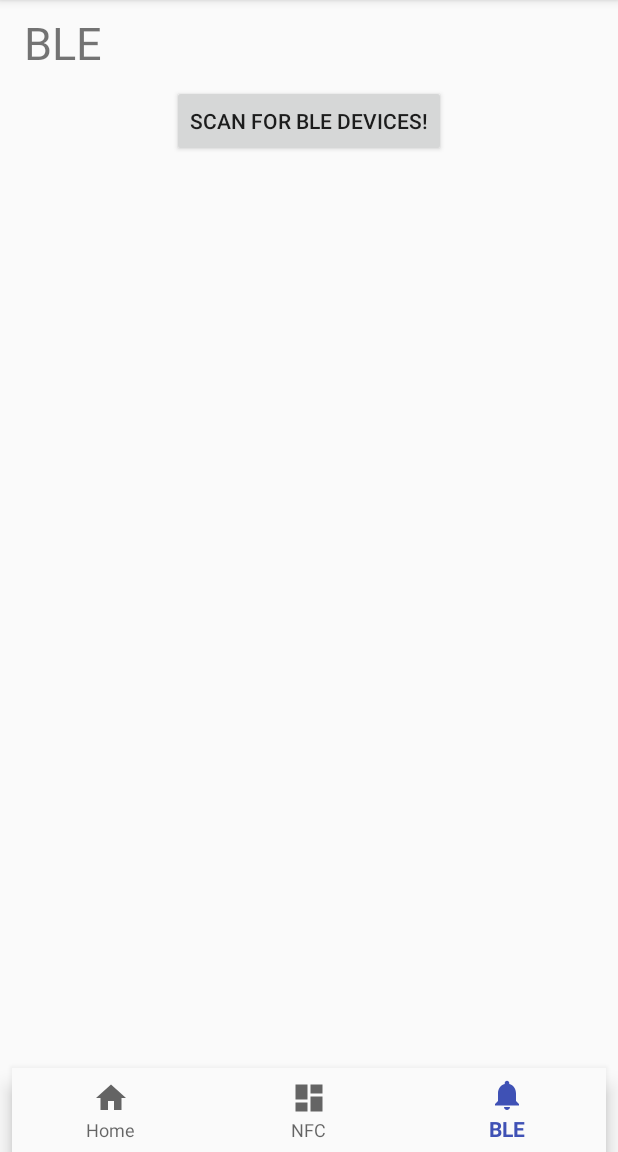
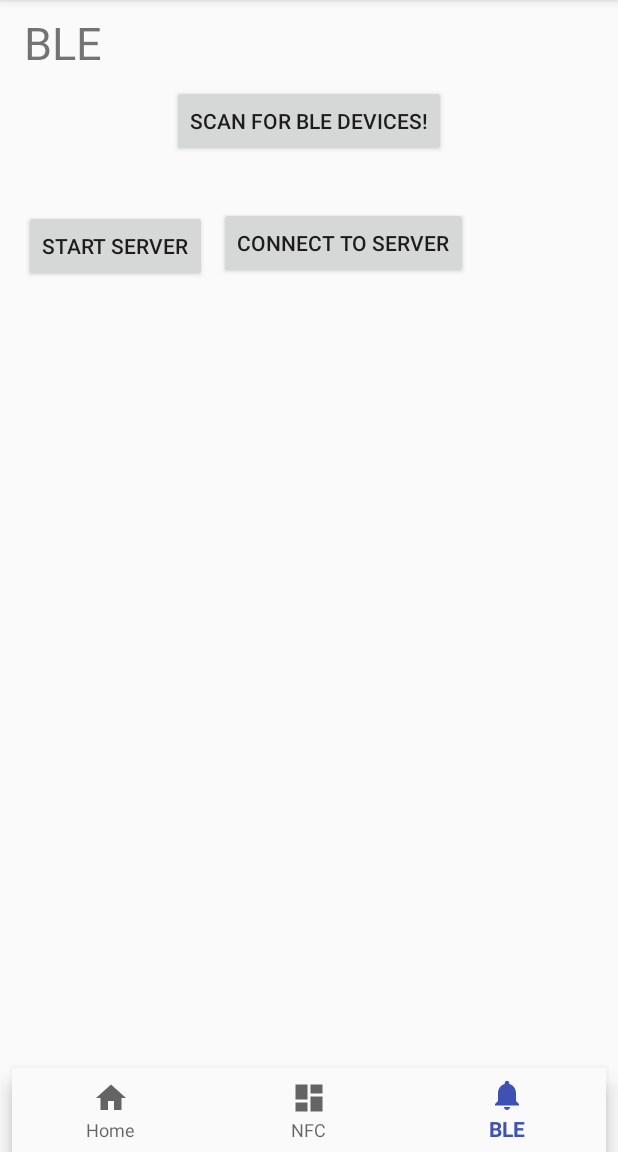
Before and after one commit to Tehnix/SmartOrders, an Android app: the screen it shows after launch (MainActivity), item 3 of the bottom bar chosen, on a phone screen of 412 x 824 dp, the part 84-1236 px from its top. Run offline under Robolectric (Android 15) with nearby library versions, the phone set to English and light mode, and no system bars; 3 statements that could not run were skipped.

Commit message:
Start on BLE server/client and add checks for NFC enabled and non bluetooth tied NFC tag read

```diff
--- a/CommunicationManager/SmartOrder/app/src/main/java/kr/ac/kaist/smartorder/smartorder/BleManager.java
+++ b/CommunicationManager/SmartOrder/app/src/main/java/kr/ac/kaist/smartorder/smartorder/BleManager.java
@@ -5,10 +5,13 @@ import android.app.Activity;
 import android.bluetooth.BluetoothAdapter;
 import android.bluetooth.BluetoothDevice;
 import android.bluetooth.BluetoothManager;
+import android.content.BroadcastReceiver;
 import android.content.Context;
 import android.content.Intent;
 import android.os.Handler;
 import android.util.Log;
+
+import java.util.UUID;
 
 
 public class BleManager {
@@ -19,13 +22,37 @@ public class BleManager {
 
     private Activity mAppContext;
 
+    private BluetoothManager mBleManager;
+
     private BluetoothAdapter mBleAdapter;
 
-    private boolean isScanning = false;
+    private BleClient mBleClient;
+
+    private BleServer mBleServer;
 
     private Handler mScanHandler = new Handler();
 
-    private String bleAddress = null;
+    private String mBleAddress = null;
+
+    private boolean mIsScanning = false;
+
+    private boolean mIsConnected = false;
+
+    /*
+     * Data/intent identifiers.
+     */
+    public final static String ACTION_GATT_CONNECTED = CommunicationManager.IDENTIFIER + ".ACTION_GATT_CONNECTED";
+    public final static String ACTION_GATT_DISCONNECTED = CommunicationManager.IDENTIFIER + ".ACTION_GATT_DISCONNECTED";
+    public final static String ACTION_GATT_SERVICES_DISCOVERED = CommunicationManager.IDENTIFIER + ".ACTION_GATT_SERVICES_DISCOVERED";
+    public final static String ACTION_DATA_AVAILABLE = CommunicationManager.IDENTIFIER + ".ACTION_DATA_AVAILABLE";
+    public final static String EXTRA_DATA = CommunicationManager.IDENTIFIER + ".EXTRA_DATA";
+
+    /*
+     * UUIDs to identify the data type.
+     */
+    public final static UUID UUID_SMARTORDER = UUID.fromString("0x2AB7");
+    public final static UUID UUID_SMARTORDER_MENU = UUID.fromString("0x2AB8");
+    public final static UUID UUID_SMARTORDER_DATA = UUID.fromString("0x2AB9");
 
     /*
      * Handle BLE scan results.
@@ -34,21 +61,44 @@ public class BleManager {
             new BluetoothAdapter.LeScanCallback() {
                 @Override
                 public void onLeScan(final BluetoothDevice device, int rssi, byte[] scanRecord) {
-                    if (bleAddress != null && bleAddress.equals(device.getAddress())) {
+                    if (mBleAddress != null && mBleAddress.equals(device.getAddress())) {
                         Log.i("BleManager.mLeScanCal..", "Found device matching bleAddress: " + device.getAddress());
                         // Stop the scan if the device was already found.
                         stopLeScan();
+                        // Connect to the device.
+                        mBleClient = new BleClient();
+                        mBleClient.connectToDevice(mAppContext, device);
                     }
                 }
             };
+
+    /*
+     * Handle BLE GATT broadcasts.
+     */
+    private final BroadcastReceiver mGattUpdateReceiver = new BroadcastReceiver() {
+        @Override
+        public void onReceive(Context context, Intent intent) {
+            final String action = intent.getAction();
+            if (BleManager.ACTION_GATT_CONNECTED.equals(action)) {
+                mIsConnected = true;
+            } else if (BleManager.ACTION_GATT_DISCONNECTED.equals(action)) {
+                mIsConnected = false;
+            } else if (BleManager.ACTION_GATT_SERVICES_DISCOVERED.equals(action)) {
+                // Show all the supported services and characteristics on the user interface.
+                Log.i("BleManager.mGattUpdat..", mBleClient.getSupportedGattServices().toString());
+            } else if (BleManager.ACTION_DATA_AVAILABLE.equals(action)) {
+                Log.i("BleManager.mGattUpdat..", intent.getStringExtra(BleManager.EXTRA_DATA));
+            }
+        }
+    };
 
     /*
      * Set up the Bluetooth Adapter and store the app context.
      */
     public BleManager(Activity activity) {
         mAppContext = activity;
-        final BluetoothManager bleManager = (BluetoothManager) mAppContext.getSystemService(Context.BLUETOOTH_SERVICE);
-        mBleAdapter = bleManager.getAdapter();
+        mBleManager = (BluetoothManager) mAppContext.getSystemService(Context.BLUETOOTH_SERVICE);
+        mBleAdapter = mBleManager.getAdapter();
         checkBleEnabled();
     }
 
@@ -72,7 +122,7 @@ public class BleManager {
         if (!checkBleEnabled()) {
             return false;
         }
-        bleAddress = deviceAddress;
+        mBleAddress = deviceAddress;
         // Stop the scan after it has run for BLE_SCAN_PERIOD ms.
         mScanHandler.postDelayed(new Runnable() {
             @Override
@@ -82,8 +132,10 @@ public class BleManager {
         }, BLE_SCAN_PERIOD);
 
         Log.d("BleManager.scanForDev..", "Starting BLE scan");
-        Log.i("BleManager.scanForDev..", "Looking for device with address: " + bleAddress);
-        isScanning = true;
+        Log.i("BleManager.scanForDev..", "Looking for device with address: " + mBleAddress);
+        mIsScanning = true;
+        //UUID[] uuidServices = new UUID[] { BleManager.UUID_SMARTORDER };
+        //return mBleAdapter.startLeScan(uuidServices, mLeScanCallback);
         return mBleAdapter.startLeScan(mLeScanCallback);
     }
 
@@ -91,9 +143,9 @@ public class BleManager {
      * Wrapper around the regular stopLeScan, checking if it has already stopped.
      */
     private void stopLeScan() {
-        if (isScanning) {
+        if (mIsScanning) {
             Log.d("BleManager.scanForDev..", "Stopping BLE scan");
-            isScanning = false;
+            mIsScanning = false;
             mBleAdapter.stopLeScan(mLeScanCallback);
         }
     }
@@ -108,4 +160,19 @@ public class BleManager {
         }
         return address;
     }
+
+    /*
+     * Start a BLE GATT server that clients can connect to. Note that the server requires
+     * at least Android SDK version 21.
+     */
+    public boolean startBleServer() {
+        if (android.os.Build.VERSION.SDK_INT >= android.os.Build.VERSION_CODES.LOLLIPOP) {
+            mBleServer = new BleServer(mAppContext, mBleManager, mBleAdapter);
+        }
+        return false;
+    }
+
+    public boolean connectToBleServer() {
+        return false;
+    }
 }
--- a/CommunicationManager/SmartOrder/app/src/main/java/kr/ac/kaist/smartorder/smartorder/NfcManager.java
+++ b/CommunicationManager/SmartOrder/app/src/main/java/kr/ac/kaist/smartorder/smartorder/NfcManager.java
@@ -15,6 +15,7 @@ import android.nfc.tech.Ndef;
 import android.nfc.tech.NdefFormatable;
 import android.nfc.tech.NfcA;
 import android.os.Parcelable;
+import android.provider.Settings;
 import android.util.Log;
 
 import java.io.IOException;
@@ -22,9 +23,11 @@ import java.nio.charset.Charset;
 
 public class NfcManager {
 
+    private static final int REQUEST_ENABLE_NFC = 143;
+
     public static final String NFC_MIME_TYPE = "application/smartorder";
 
-    public static final String AAR_RECORD = "kr.ac.kaist.smartorder.smartorder";
+    public static final String AAR_RECORD = CommunicationManager.IDENTIFIER;
 
     private Activity mAppContext;
 
@@ -38,6 +41,8 @@ public class NfcManager {
 
     private final Charset US_ASCII = Charset.forName("US-ASCII");
 
+    private boolean mForegroundDispatchEnabled = false;
+
     /*
      * Set up the NFC Adapter and store the app context.
      */
@@ -47,6 +52,19 @@ public class NfcManager {
         if (mNfcAdapter != null) {
             mNfcEnabled = true;
         }
+        checkNfcEnabled();
+    }
+
+    /*
+     * Check if BLE is enabled, else request it be enabled.
+     */
+    private boolean checkNfcEnabled() {
+        if (mNfcAdapter == null || !mNfcAdapter.isEnabled()) {
+            Intent enableBtIntent = new Intent(Settings.ACTION_WIRELESS_SETTINGS);
+            mAppContext.startActivityForResult(enableBtIntent, REQUEST_ENABLE_NFC);
+            return false;
+        }
+        return true;
     }
 
     /*
@@ -58,7 +76,11 @@ public class NfcManager {
             return;
         }
         Log.d("NfcManager (dispatch)", "Disabling foreground dispatch");
-        mNfcAdapter.disableForegroundDispatch(mAppContext);
+        if (mForegroundDispatchEnabled) {
+            mNfcAdapter.disableForegroundDispatch(mAppContext);
+        }
+
+        mForegroundDispatchEnabled = false;
     }
 
     /*
@@ -73,7 +95,11 @@ public class NfcManager {
             pendingIntent = createPendingIntent();
         }
         Log.d("NfcManager (dispatch)", "Enabling foreground dispatch");
-        mNfcAdapter.enableForegroundDispatch(mAppContext, pendingIntent, null, null);
+        if (!mForegroundDispatchEnabled) {
+            mNfcAdapter.enableForegroundDispatch(mAppContext, pendingIntent, null, null);
+        }
+
+        mForegroundDispatchEnabled = true;
     }
 
     /*
@@ -93,6 +119,7 @@ public class NfcManager {
         // actually contains a value.
         if (!mNfcEnabled) {
             Log.e("NfcManager.readNfcTag", "NFC is not enabled on the device!");
+            checkNfcEnabled();
             return Either.left("NFC is not enabled on the device!");
         } else if (intent == null) {
             return Either.left("No intent received");
@@ -157,6 +184,7 @@ public class NfcManager {
         // have an NFC tag discovered.
         if (!mNfcEnabled) {
             Log.e("NfcManager.writeNfcTag", "NFC is not enabled on the device!");
+            checkNfcEnabled();
             return Either.left("NFC is not enabled on the device!");
         }
         if (mNfcTag == null) {
--- a/CommunicationManager/SmartOrder/app/src/main/res/layout/content_ble.xml
+++ b/CommunicationManager/SmartOrder/app/src/main/res/layout/content_ble.xml
@@ -12,7 +12,7 @@
 
         <TextView
             android:id="@+id/txtBleTitle"
-            android:layout_width="match_parent"
+            android:layout_width="0dp"
             android:layout_height="wrap_content"
             android:layout_marginLeft="8dp"
             android:layout_marginRight="8dp"
@@ -21,7 +21,9 @@
             android:textSize="30sp"
             app:layout_constraintLeft_toLeftOf="parent"
             app:layout_constraintRight_toRightOf="parent"
-            app:layout_constraintTop_toTopOf="parent" />
+            app:layout_constraintTop_toTopOf="parent"
+            android:layout_marginStart="8dp"
+            android:layout_marginEnd="8dp" />
 
         <Button
             android:id="@+id/btnScanForBle"
@@ -33,11 +35,13 @@
             android:text="@string/button_scan_ble"
             app:layout_constraintLeft_toLeftOf="parent"
             app:layout_constraintRight_toRightOf="parent"
-            app:layout_constraintTop_toBottomOf="@+id/txtBleTitle" />
+            app:layout_constraintTop_toBottomOf="@+id/txtBleTitle"
+            android:layout_marginStart="8dp"
+            android:layout_marginEnd="8dp" />
 
         <TextView
             android:id="@+id/txtBleName"
-            android:layout_width="match_parent"
+            android:layout_width="0dp"
             android:layout_height="wrap_content"
             android:layout_marginLeft="8dp"
             android:layout_marginRight="8dp"
@@ -46,6 +50,28 @@
             android:textColor="@android:color/black"
             app:layout_constraintLeft_toLeftOf="parent"
             app:layout_constraintRight_toRightOf="parent"
-            app:layout_constraintTop_toBottomOf="@+id/btnScanForBle" />
+            app:layout_constraintTop_toBottomOf="@+id/btnScanForBle"
+            android:layout_marginStart="8dp"
+            android:layout_marginEnd="8dp" />
+
+        <Button
+            android:id="@+id/btnStartServer"
+            android:layout_width="wrap_content"
+            android:layout_height="wrap_content"
+            android:layout_marginLeft="8dp"
+            android:layout_marginTop="8dp"
+            android:text="@string/txt_ble_server"
+            app:layout_constraintLeft_toLeftOf="parent"
+            app:layout_constraintTop_toBottomOf="@+id/txtBleName" />
+
+        <Button
+            android:id="@+id/btnConnect"
+            android:layout_width="wrap_content"
+            android:layout_height="wrap_content"
+            android:layout_marginLeft="8dp"
+            android:layout_marginTop="6dp"
+            android:text="@string/txt_ble_connect"
+            app:layout_constraintLeft_toRightOf="@+id/btnStartServer"
+            app:layout_constraintTop_toBottomOf="@+id/txtBleName" />
     </android.support.constraint.ConstraintLayout>
 </ScrollView>
--- a/CommunicationManager/SmartOrder/app/src/main/res/values/strings.xml
+++ b/CommunicationManager/SmartOrder/app/src/main/res/values/strings.xml
@@ -11,4 +11,6 @@
     <string name="button_scan_ble">Scan For BLE Devices!</string>
     <string name="txt_ble_default_data">No Data Yet!</string>
     <string name="txt_home_info">Press the NFC button to try NFC actions, and press the BLE button to try BLE actions.</string>
+    <string name="txt_ble_server">Start Server</string>
+    <string name="txt_ble_connect">Connect To Server</string>
 </resources>
```
Also changed, not shown: CommunicationManager/SmartOrder/app/src/main/java/kr/ac/kaist/smartorder/smartorder/BleClient.java (added, +141 -0 lines), CommunicationManager/SmartOrder/app/src/main/java/kr/ac/kaist/smartorder/smartorder/BleServer.java (added, +122 -0 lines), CommunicationManager/SmartOrder/app/src/main/java/kr/ac/kaist/smartorder/smartorder/CommunicationManager.java (+52 -0 lines), CommunicationManager/SmartOrder/app/src/main/java/kr/ac/kaist/smartorder/smartorder/MainActivity.java (+20 -0 lines).
